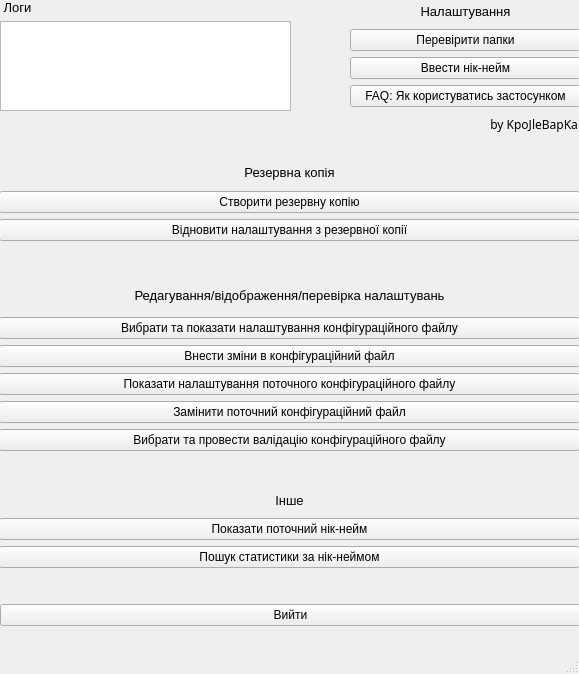
First picture: the form in QT/WOTSettingsGUI/mainwindow.ui, repository KpoJleBapKa/WOT-Configurator, before the edit.
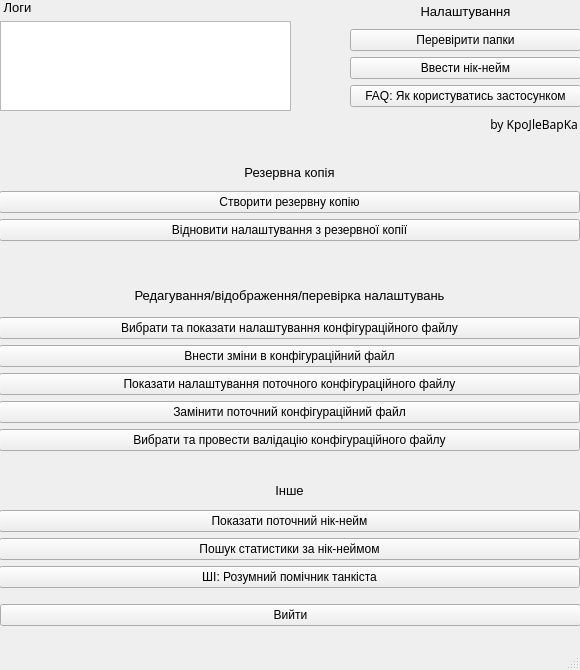
Second picture: the form after the edit.

What changed in the file:
```diff
--- a/QT/WOTSettingsGUI/mainwindow.ui
+++ b/QT/WOTSettingsGUI/mainwindow.ui
@@ -6,10 +6,28 @@
    <rect>
     <x>0</x>
     <y>0</y>
-    <width>579</width>
-    <height>674</height>
+    <width>580</width>
+    <height>670</height>
    </rect>
   </property>
+  <property name="sizePolicy">
+   <sizepolicy hsizetype="Fixed" vsizetype="Fixed">
+    <horstretch>0</horstretch>
+    <verstretch>0</verstretch>
+   </sizepolicy>
+  </property>
+  <property name="minimumSize">
+   <size>
+    <width>580</width>
+    <height>670</height>
+   </size>
+  </property>
+  <property name="maximumSize">
+   <size>
+    <width>580</width>
+    <height>670</height>
+   </size>
+  </property>
   <property name="windowTitle">
    <string>MainWindow</string>
   </property>
@@ -246,9 +264,9 @@
     <property name="geometry">
      <rect>
       <x>-1</x>
-      <y>489</y>
+      <y>477</y>
       <width>581</width>
-      <height>79</height>
+      <height>111</height>
      </rect>
     </property>
     <layout class="QVBoxLayout" name="verticalLayout_7">
@@ -281,6 +299,13 @@
        </property>
       </widget>
      </item>
+     <item>
+      <widget class="QPushButton" name="aiChatButton">
+       <property name="text">
+        <string>ШІ: Розумний помічник танкіста</string>
+       </property>
+      </widget>
+     </item>
     </layout>
    </widget>
   </widget>
```
Left out of the diff: 2 changed lines with no effect on the pictures.
